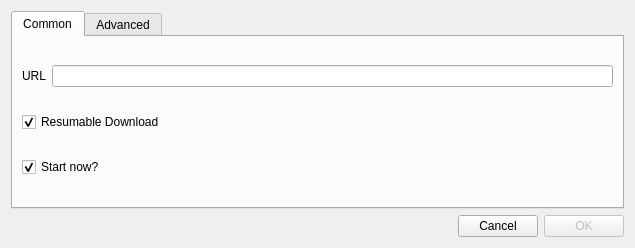
This is UltimateDownloadManager/adddialog.ui in LalitMaganti/Ultimate-Download-Manager as Qt 5 draws it before an edit. The edited form follows.
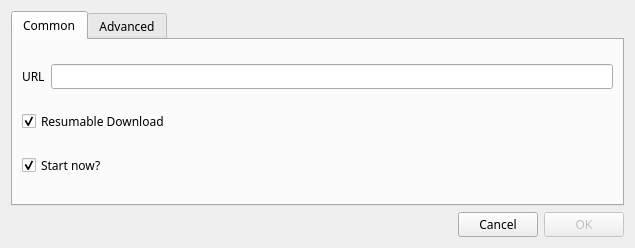
This is the edited form.

Patch:
```diff
--- a/UltimateDownloadManager/adddialog.ui
+++ b/UltimateDownloadManager/adddialog.ui
@@ -10,6 +10,11 @@
     <height>248</height>
    </rect>
   </property>
+  <property name="font">
+   <font>
+    <family>Helvetica Neue LT Pro</family>
+   </font>
+  </property>
   <property name="windowTitle">
    <string>Add Download</string>
   </property>
```
